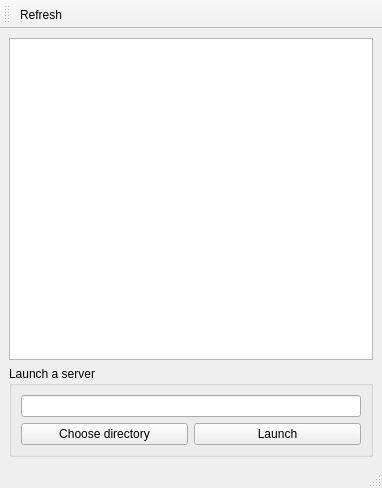
Qt form mainwindow.ui (jupyter/nbmanager) before a commit.
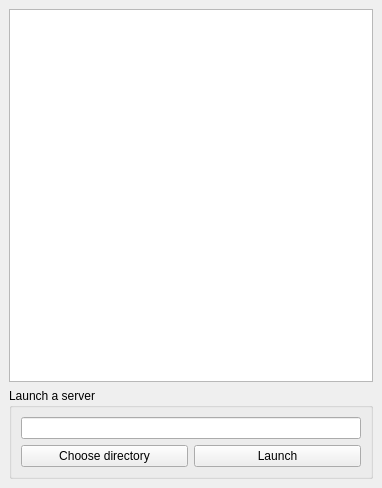
The same form after that commit. Icons and pictures are not drawn.

Commit message: Moved only toolbar button inside

Diff of the .ui file:
```diff
--- a/mainwindow.ui
+++ b/mainwindow.ui
@@ -23,6 +23,9 @@
         <height>16</height>
        </size>
       </property>
+      <property name="rootIsDecorated">
+       <bool>false</bool>
+      </property>
       <attribute name="headerVisible">
        <bool>false</bool>
       </attribute>
@@ -33,13 +36,8 @@
       <property name="title">
        <string>Launch a server</string>
       </property>
-      <layout class="QVBoxLayout" name="verticalLayout_2">
-       <item>
-        <widget class="QLineEdit" name="start_dir_lineedit"/>
-       </item>
-       <item>
-        <layout class="QHBoxLayout" name="horizontalLayout">
-         <item>
+      <layout class="QGridLayout" name="gridLayout">
+       <item row="1" column="0">
           <widget class="QPushButton" name="choose_dir_button">
            <property name="text">
             <string>Choose directory</string>
@@ -49,7 +47,7 @@
            </property>
           </widget>
          </item>
-         <item>
+       <item row="1" column="1">
           <widget class="QPushButton" name="launch_button">
            <property name="text">
             <string>Launch</string>
@@ -59,39 +57,14 @@
            </property>
           </widget>
          </item>
-        </layout>
+       <item row="0" column="0" colspan="2">
+        <widget class="QLineEdit" name="start_dir_lineedit"/>
        </item>
       </layout>
      </widget>
     </item>
    </layout>
   </widget>
-  <widget class="QMenuBar" name="menubar">
-   <property name="geometry">
-    <rect>
-     <x>0</x>
-     <y>0</y>
-     <width>382</width>
-     <height>27</height>
-    </rect>
-   </property>
-  </widget>
-  <widget class="QStatusBar" name="statusbar"/>
-  <widget class="QToolBar" name="toolBar">
-   <property name="windowTitle">
-    <string>toolBar</string>
-   </property>
-   <property name="toolButtonStyle">
-    <enum>Qt::ToolButtonTextBesideIcon</enum>
-   </property>
-   <attribute name="toolBarArea">
-    <enum>TopToolBarArea</enum>
-   </attribute>
-   <attribute name="toolBarBreak">
-    <bool>false</bool>
-   </attribute>
-   <addaction name="actionRefresh"/>
-  </widget>
   <action name="actionRefresh">
    <property name="icon">
     <iconset theme="view-refresh"/>
```
Left out of the diff: 9 changed lines with no effect on the pictures. Lines whose indentation alone changed are shown as unchanged. The commit also changes 1 other file.
